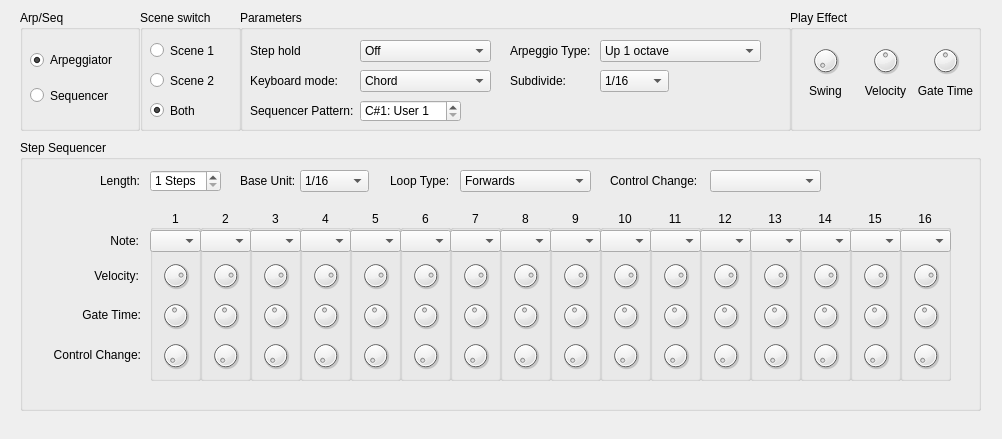
Old version of the form src/View/ArpSeq.ui in the repository thefinalcutbg/QAN1xEditor.
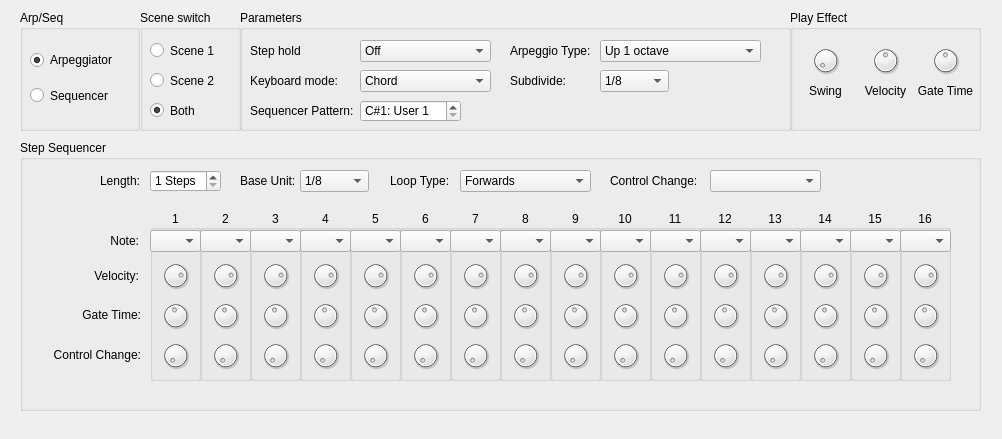
New version of the form. Custom widgets are drawn as their Qt base class.

Patch:
```diff
--- a/src/View/ArpSeq.ui
+++ b/src/View/ArpSeq.ui
@@ -286,7 +286,7 @@
      </rect>
     </property>
     <property name="currentIndex">
-     <number>7</number>
+     <number>4</number>
     </property>
     <item>
      <property name="text">
@@ -762,7 +762,7 @@
      </rect>
     </property>
     <property name="currentIndex">
-     <number>7</number>
+     <number>4</number>
     </property>
     <item>
      <property name="text">
```
